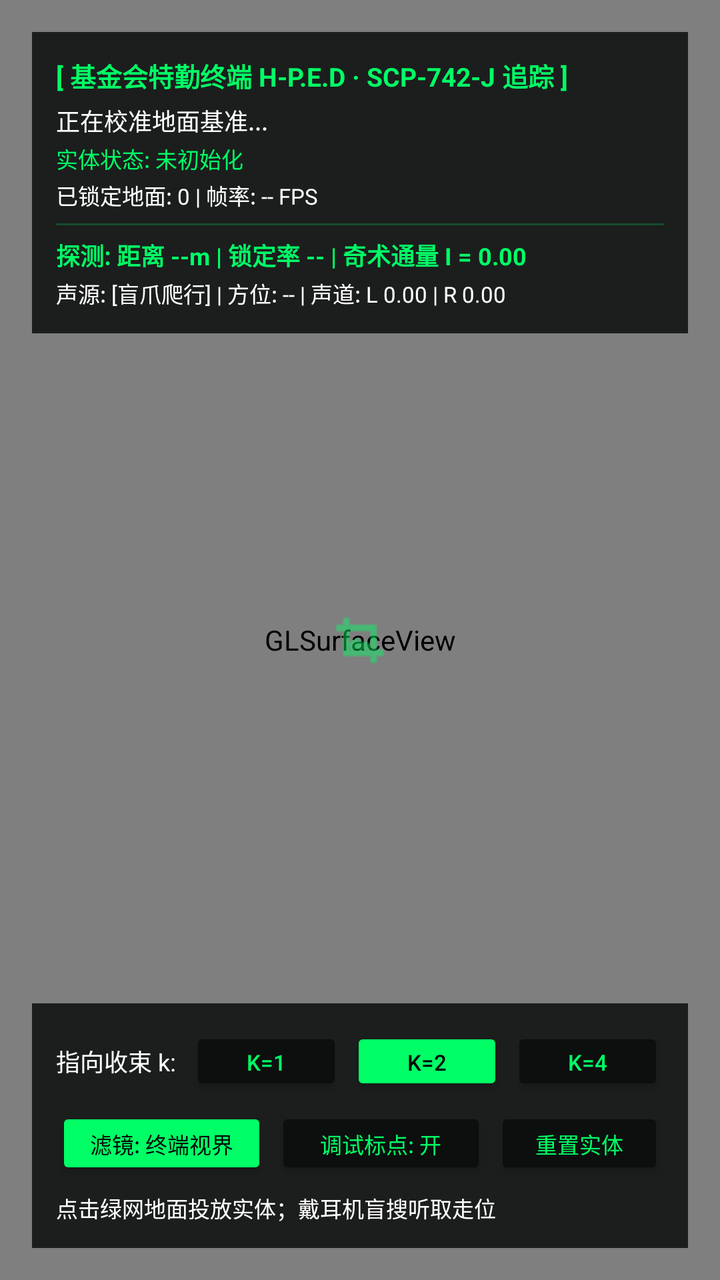
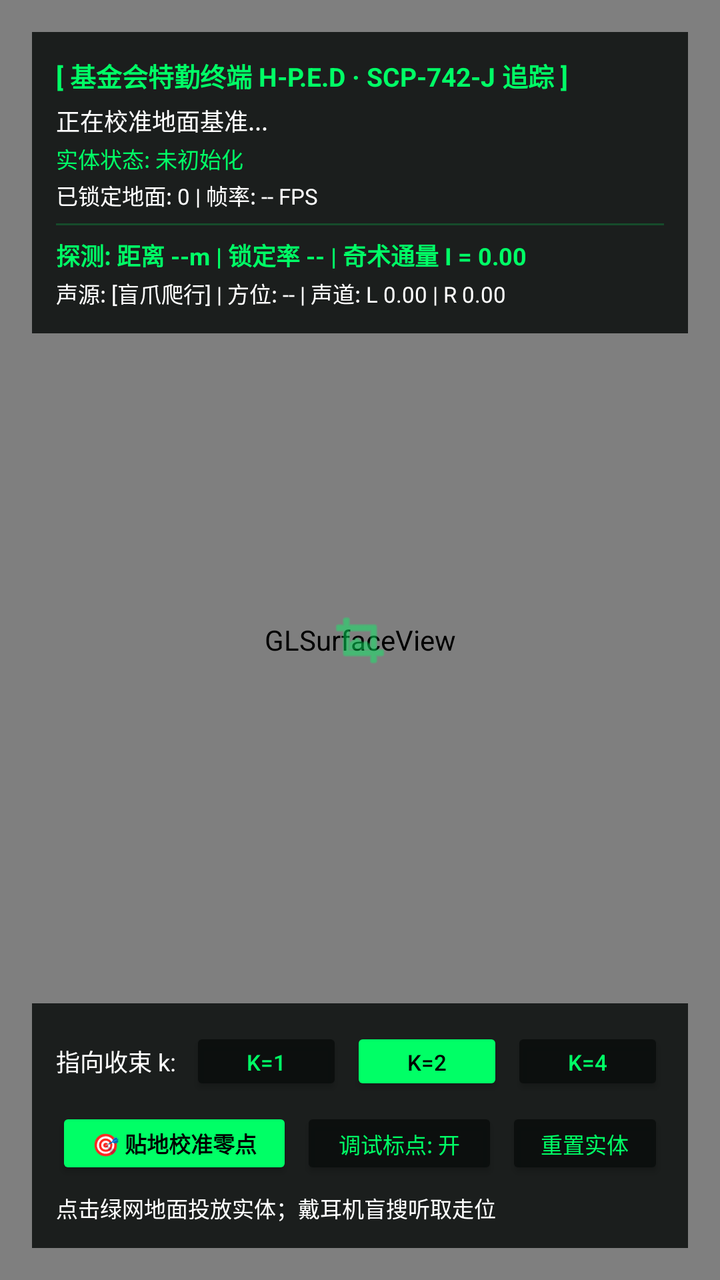

Before-and-after screenshots of an Android layout around one commit, followed by the original layout XML and the change that was made.
<!-- AndroidManifest.xml: application theme Theme.HomeDungeonAR -->
<!-- res/layout/activity_main.xml -->
<?xml version="1.0" encoding="utf-8"?>
<FrameLayout xmlns:android="http://schemas.android.com/apk/res/android"
    android:layout_width="match_parent"
    android:layout_height="match_parent"
    android:background="@color/black">

    <android.opengl.GLSurfaceView
        android:id="@+id/surfaceView"
        android:layout_width="match_parent"
        android:layout_height="match_parent" />

    
    <ImageView
        android:id="@+id/ivReticle"
        android:layout_width="32dp"
        android:layout_height="32dp"
        android:layout_gravity="center"
        android:src="@android:drawable/ic_menu_crop"
        android:tint="@color/terminal_green"
        android:alpha="0.75" />

    
    <LinearLayout
        android:layout_width="match_parent"
        android:layout_height="wrap_content"
        android:layout_gravity="top"
        android:layout_margin="16dp"
        android:background="@color/terminal_dark"
        android:orientation="vertical"
        android:padding="12dp">

        <TextView
            android:layout_width="wrap_content"
            android:layout_height="wrap_content"
            android:text="[ 基金会特勤终端 H-P.E.D · SCP-742-J 追踪 ]"
            android:textColor="@color/terminal_green"
            android:textSize="13sp"
            android:textStyle="bold" />

        <TextView
            android:id="@+id/tvStatus"
            android:layout_width="wrap_content"
            android:layout_height="wrap_content"
            android:layout_marginTop="4dp"
            android:text="正在校准地面基准..."
            android:textColor="@color/white"
            android:textSize="12sp" />

        <TextView
            android:id="@+id/tvEntityState"
            android:layout_width="wrap_content"
            android:layout_height="wrap_content"
            android:layout_marginTop="2dp"
            android:text="实体状态: 未初始化"
            android:textColor="@color/terminal_green"
            android:textSize="11sp" />

        <TextView
            android:id="@+id/tvInfo"
            android:layout_width="wrap_content"
            android:layout_height="wrap_content"
            android:layout_marginTop="2dp"
            android:text="已锁定地面: 0 | 帧率: -- FPS"
            android:textColor="@color/white"
            android:textSize="11sp" />

        <View
            android:layout_width="match_parent"
            android:layout_height="1dp"
            android:layout_marginTop="6dp"
            android:layout_marginBottom="6dp"
            android:background="@color/terminal_border" />

        
        <TextView
            android:id="@+id/tvDetectorHaptics"
            android:layout_width="wrap_content"
            android:layout_height="wrap_content"
            android:text="探测: 距离 --m | 锁定率 -- | 奇术通量 I = 0.00"
            android:textColor="@color/terminal_green"
            android:textSize="12sp"
            android:textStyle="bold" />

        
        <TextView
            android:id="@+id/tvSpatialAudio"
            android:layout_width="wrap_content"
            android:layout_height="wrap_content"
            android:layout_marginTop="2dp"
            android:text="声源: [盲爪爬行] | 方位: -- | 声道: L 0.00 | R 0.00"
            android:textColor="@color/white"
            android:textSize="11sp" />
    </LinearLayout>

    
    <LinearLayout
        android:layout_width="match_parent"
        android:layout_height="wrap_content"
        android:layout_gravity="bottom"
        android:layout_margin="16dp"
        android:background="@color/terminal_dark"
        android:orientation="vertical"
        android:padding="12dp">

        
        <LinearLayout
            android:layout_width="match_parent"
            android:layout_height="wrap_content"
            android:gravity="center_vertical"
            android:orientation="horizontal">

            <TextView
                android:layout_width="wrap_content"
                android:layout_height="wrap_content"
                android:text="指向收束 k: "
                android:textColor="@color/white"
                android:textSize="12sp" />

            <Button
                android:id="@+id/btnK1"
                android:layout_width="0dp"
                android:layout_height="34dp"
                android:layout_marginStart="4dp"
                android:layout_weight="1"
                android:backgroundTint="@color/terminal_dark"
                android:paddingStart="4dp"
                android:paddingEnd="4dp"
                android:text="k=1"
                android:textColor="@color/terminal_green"
                android:textSize="11sp" />

            <Button
                android:id="@+id/btnK2"
                android:layout_width="0dp"
                android:layout_height="34dp"
                android:layout_marginStart="4dp"
                android:layout_weight="1"
                android:backgroundTint="@color/terminal_green"
                android:paddingStart="4dp"
                android:paddingEnd="4dp"
                android:text="k=2"
                android:textColor="@color/black"
                android:textSize="11sp" />

            <Button
                android:id="@+id/btnK4"
                android:layout_width="0dp"
                android:layout_height="34dp"
                android:layout_marginStart="4dp"
                android:layout_weight="1"
                android:backgroundTint="@color/terminal_dark"
                android:paddingStart="4dp"
                android:paddingEnd="4dp"
                android:text="k=4"
                android:textColor="@color/terminal_green"
                android:textSize="11sp" />
        </LinearLayout>

        
        <LinearLayout
            android:layout_width="match_parent"
            android:layout_height="wrap_content"
            android:layout_marginTop="6dp"
            android:gravity="center_vertical"
            android:orientation="horizontal">

            <Button
                android:id="@+id/btnToggleFilter"
                android:layout_width="0dp"
                android:layout_height="36dp"
                android:layout_marginEnd="4dp"
                android:layout_weight="1"
                android:backgroundTint="@color/terminal_green"
                android:paddingStart="2dp"
                android:paddingEnd="2dp"
                android:text="滤镜: 终端视界"
                android:textColor="@color/black"
                android:textSize="11sp" />

            <Button
                android:id="@+id/btnToggleDebugMarker"
                android:layout_width="0dp"
                android:layout_height="36dp"
                android:layout_marginEnd="4dp"
                android:layout_weight="1"
                android:backgroundTint="@color/terminal_dark"
                android:paddingStart="2dp"
                android:paddingEnd="2dp"
                android:text="调试标点: 开"
                android:textColor="@color/terminal_green"
                android:textSize="11sp" />

            <Button
                android:id="@+id/btnRespawnEntity"
                android:layout_width="0dp"
                android:layout_height="36dp"
                android:layout_weight="0.8"
                android:backgroundTint="@color/terminal_dark"
                android:paddingStart="2dp"
                android:paddingEnd="2dp"
                android:text="重置实体"
                android:textColor="@color/terminal_green"
                android:textSize="11sp" />
        </LinearLayout>

        <TextView
            android:id="@+id/tvHint"
            android:layout_width="match_parent"
            android:layout_height="wrap_content"
            android:layout_marginTop="6dp"
            android:text="点击绿网地面投放实体；戴耳机盲搜听取走位"
            android:textColor="@color/white"
            android:textSize="11sp" />
    </LinearLayout>

    
    <LinearLayout
        android:id="@+id/permissionLayout"
        android:layout_width="match_parent"
        android:layout_height="wrap_content"
        android:layout_gravity="center"
        android:layout_margin="24dp"
        android:background="@color/terminal_dark"
        android:gravity="center"
        android:orientation="vertical"
        android:padding="20dp"
        android:visibility="gone">

        <TextView
            android:layout_width="wrap_content"
            android:layout_height="wrap_content"
            android:gravity="center"
            android:text="@string/camera_permission_required"
            android:textColor="@color/white"
            android:textSize="16sp" />

        <Button
            android:id="@+id/btnGrantPermission"
            android:layout_width="wrap_content"
            android:layout_height="wrap_content"
            android:layout_marginTop="16dp"
            android:backgroundTint="@color/terminal_green"
            android:text="@string/grant_permission"
            android:textColor="@color/black" />
    </LinearLayout>

</FrameLayout>
<!-- resources referenced by this layout -->
<resources>
  <color name="black">#FF000000</color>
  <color name="terminal_border">#3300FF66</color>
  <color name="terminal_dark">#D90A0E0C</color>
  <color name="terminal_green">#FF00FF66</color>
  <color name="white">#FFFFFFFF</color>
  <string name="camera_permission_required">终端需要相机权限以观测空间</string>
  <string name="grant_permission">授权</string>
  <style name="Theme.HomeDungeonAR" parent="Theme.MaterialComponents.DayNight.NoActionBar">
          <item name="android:statusBarColor">@color/black</item>
          <item name="android:navigationBarColor">@color/black</item>
          <item name="android:windowBackground">@color/black</item>
      </style>
</resources>

<!-- the commit's change to res/layout/activity_main.xml (unified diff, before → after) -->
@@ -165,17 +165,18 @@
             android:orientation="horizontal">
 
             <Button
-                android:id="@+id/btnToggleFilter"
+                android:id="@+id/btnCalibrateFloor"
                 android:layout_width="0dp"
                 android:layout_height="36dp"
                 android:layout_marginEnd="4dp"
-                android:layout_weight="1"
+                android:layout_weight="1.2"
                 android:backgroundTint="@color/terminal_green"
-                android:paddingStart="2dp"
-                android:paddingEnd="2dp"
-                android:text="滤镜: 终端视界"
+                android:paddingStart="4dp"
+                android:paddingEnd="4dp"
+                android:text="🎯 贴地校准零点"
                 android:textColor="@color/black"
-                android:textSize="11sp" />
+                android:textSize="11sp"
+                android:textStyle="bold" />
 
             <Button
                 android:id="@+id/btnToggleDebugMarker"
